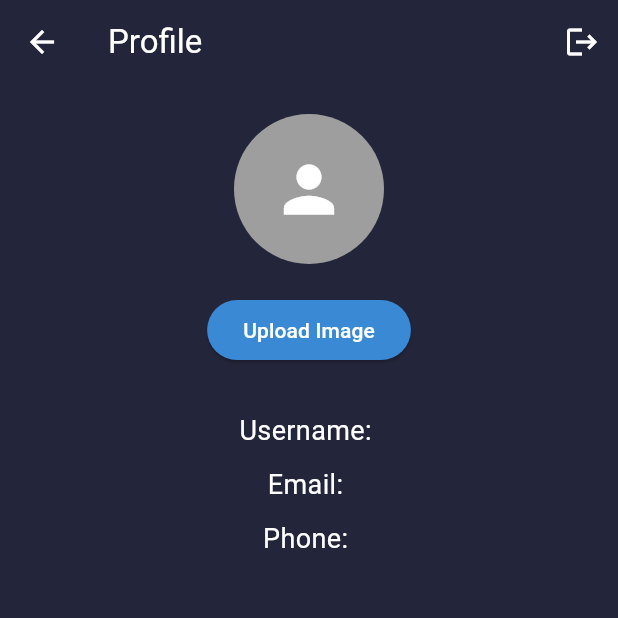
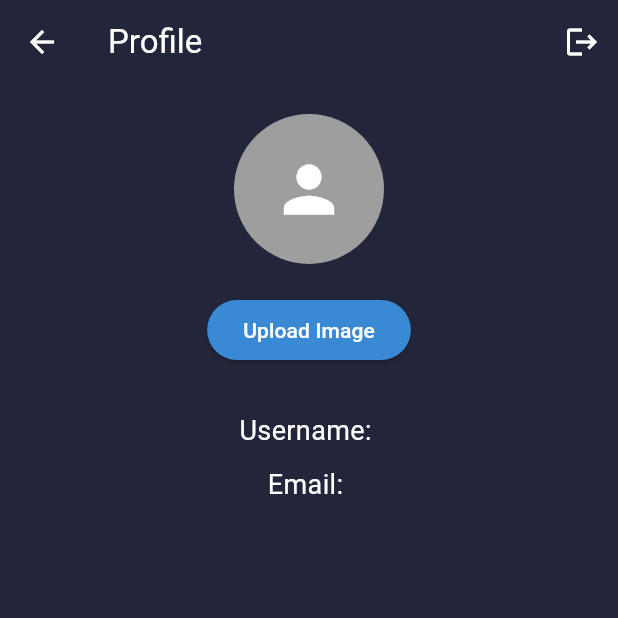
Before and after one commit to apahfahri/contact_plus_apk, a Flutter app: the ProfileUser screen opened directly with empty values, on a phone screen of 412 x 824 dp, the top half of it. Run offline on Flutter 3.47's test engine with Material 3 defaults, Android fonts, the phone set to English and light mode, and no system bars; our stand-ins replace cloud_firestore, device_preview, file_picker, firebase_auth, firebase_core, google_nav_bar and 1 more; accounts and stored records are empty.

Commit message:
update profile user bro

```diff
--- a/lib/view/profile_user.dart
+++ b/lib/view/profile_user.dart
@@ -104,25 +104,6 @@ class _ProfileUserState extends State<ProfileUser> {
                   'Email: ${currentUser.email ?? "email pengguna"}',
                   style: const TextStyle(color: Colors.white, fontSize: 18),
                 ),
-                const SizedBox(height: 10),
-                Text(
-                  'Phone: ${currentUser.phoneNumber ?? "nomor telepon"}',
-                  style: const TextStyle(color: Colors.white, fontSize: 18),
-                ),
-                // Text(
-                //   'Username: ${_username ?? "Loading..."}',
-                //   style: const TextStyle(color: Colors.white, fontSize: 18),
-                // ),
-                // const SizedBox(height: 10),
-                // Text(
-                //   'Email: ${_email ?? "Loading..."}',
-                //   style: const TextStyle(color: Colors.white, fontSize: 18),
-                // ),
-                // const SizedBox(height: 10),
-                // Text(
-                //   'Phone: ${_phone ?? "Loading..."}',
-                //   style: const TextStyle(color: Colors.white, fontSize: 18),
-                // ),
               ],
             ),
           )),
```
